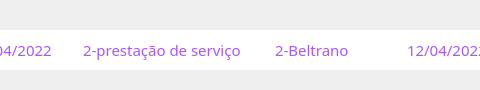
This is System/fileUI/barraReceberConta.ui in NdondaDaniel2020/ControleFinanceiro as Qt 5 draws it before an edit; both pictures show x 163 to 643 and y 0 to 90 of the 1036 by 90 pixel window. The edited form follows.
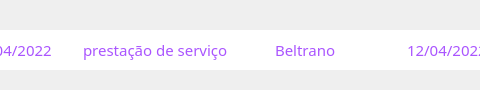
This is the edited form.

```diff
--- a/System/fileUI/barraReceberConta.ui
+++ b/System/fileUI/barraReceberConta.ui
@@ -239,7 +239,7 @@
           <string notr="true">color: rgb(170, 85, 255);</string>
          </property>
          <property name="text">
-          <string>2-prestação de serviço</string>
+          <string>prestação de serviço</string>
          </property>
          <property name="alignment">
           <set>Qt::AlignLeading|Qt::AlignLeft|Qt::AlignVCenter</set>
@@ -306,7 +306,7 @@
           <string notr="true">color: rgb(170, 85, 255);</string>
          </property>
          <property name="text">
-          <string>2-Beltrano</string>
+          <string>Beltrano</string>
          </property>
          <property name="alignment">
           <set>Qt::AlignLeading|Qt::AlignLeft|Qt::AlignVCenter</set>
```
Left out of the diff: 2 changed lines with no effect on the pictures.
